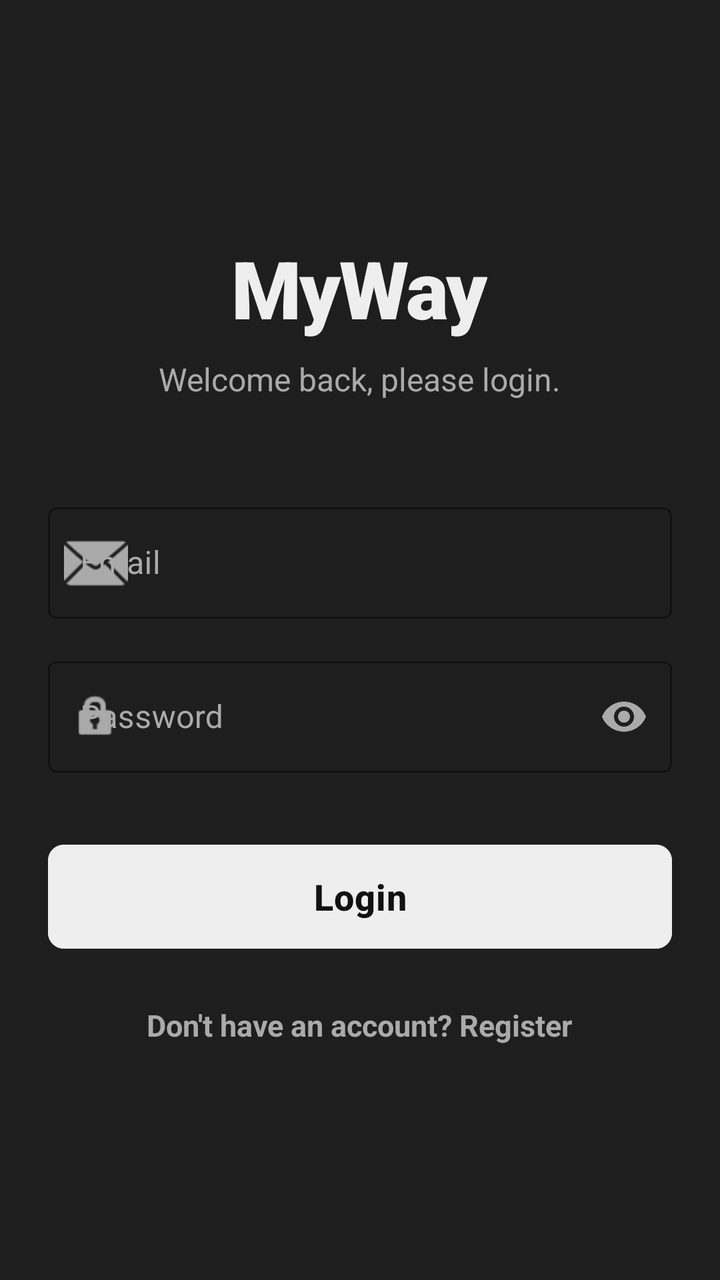
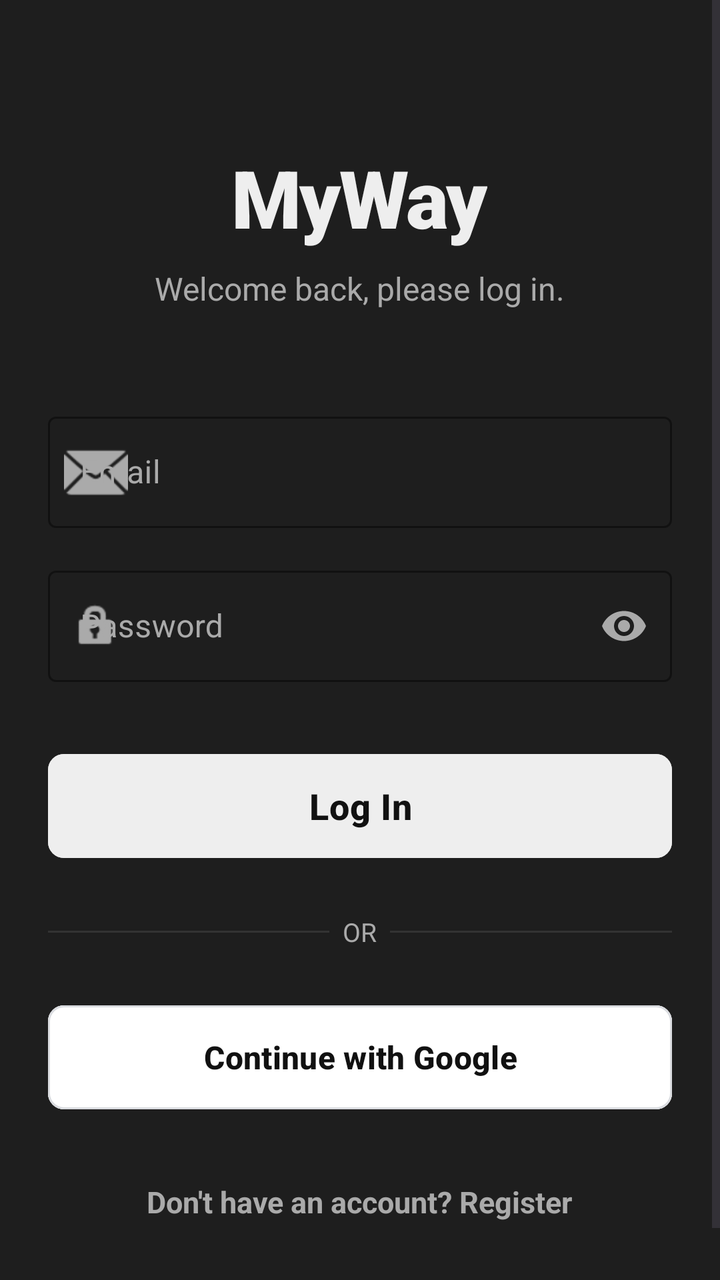

The first picture is an Android layout as it rendered before a commit; the second is the same layout after the commit. The layout source and the unified diff follow.
<!-- AndroidManifest.xml: application theme Theme.MyWay -->
<!-- res/layout/activity_login.xml -->
<?xml version="1.0" encoding="utf-8"?>
<LinearLayout xmlns:android="http://schemas.android.com/apk/res/android"
    xmlns:app="http://schemas.android.com/apk/res-auto"
    android:layout_width="match_parent"
    android:layout_height="match_parent"
    android:orientation="vertical"
    android:padding="24dp"
    android:gravity="center"
    android:background="@color/colorBackground">

    <TextView
        android:layout_width="wrap_content"
        android:layout_height="wrap_content"
        android:text="MyWay"
        android:textSize="40sp"
        android:textStyle="bold"
        android:textColor="@color/colorPrimaryText"
        android:fontFamily="sans-serif-black"
        android:letterSpacing="-0.02"
        android:layout_marginBottom="8dp"/>

    <TextView
        android:layout_width="wrap_content"
        android:layout_height="wrap_content"
        android:text="Welcome back, please login."
        android:textSize="16sp"
        android:textColor="@color/colorSecondaryText"
        android:layout_marginBottom="48dp"/>

    <com.google.android.material.textfield.TextInputLayout
        android:layout_width="match_parent"
        android:layout_height="wrap_content"
        android:hint="Email"
        style="@style/Widget.MaterialComponents.TextInputLayout.OutlinedBox"
        app:boxStrokeColor="@color/colorInputStroke"
        app:hintTextColor="@color/colorInputStroke"
        android:textColorHint="@color/colorInputHint"
        app:startIconDrawable="@android:drawable/ic_dialog_email"
        app:startIconTint="@color/colorInputHint"
        android:layout_marginBottom="16dp">

        <com.google.android.material.textfield.TextInputEditText
            android:id="@+id/etLoginEmail"
            android:layout_width="match_parent"
            android:layout_height="wrap_content"
            android:inputType="textEmailAddress"
            android:textColor="@color/colorPrimaryText"
            android:maxLines="1"/>
    </com.google.android.material.textfield.TextInputLayout>

    <com.google.android.material.textfield.TextInputLayout
        android:layout_width="match_parent"
        android:layout_height="wrap_content"
        android:hint="Password"
        style="@style/Widget.MaterialComponents.TextInputLayout.OutlinedBox"
        app:boxStrokeColor="@color/colorInputStroke"
        app:hintTextColor="@color/colorInputStroke"
        android:textColorHint="@color/colorInputHint"
        app:endIconMode="password_toggle"
        app:endIconTint="@color/colorInputHint"
        app:startIconDrawable="@android:drawable/ic_lock_idle_lock"
        app:startIconTint="@color/colorInputHint"
        android:layout_marginBottom="32dp">

        <com.google.android.material.textfield.TextInputEditText
            android:id="@+id/etLoginPassword"
            android:layout_width="match_parent"
            android:layout_height="wrap_content"
            android:inputType="textPassword"
            android:textColor="@color/colorPrimaryText"
            android:maxLines="1"/>
    </com.google.android.material.textfield.TextInputLayout>

    <com.google.android.material.button.MaterialButton
        android:id="@+id/btnLogin"
        android:layout_width="match_parent"
        android:layout_height="60dp"
        android:text="Login"
        android:textSize="18sp"
        android:textStyle="bold"
        android:textAllCaps="false"
        android:letterSpacing="0.02"
        app:cornerRadius="8dp"
        android:backgroundTint="@color/colorButton"
        android:textColor="@color/colorButtonText"
        android:layout_marginBottom="24dp"/>

    <TextView
        android:id="@+id/tvGoToRegister"
        android:layout_width="wrap_content"
        android:layout_height="wrap_content"
        android:text="Don't have an account? Register"
        android:textSize="15sp"
        android:textStyle="bold"
        android:textColor="@color/colorSecondaryText"/>

</LinearLayout>
<!-- resources referenced by this layout -->
<resources>
  <color name="colorBackground">#1E1E1E</color>
  <color name="colorButton">#EEEEEE</color>
  <color name="colorButtonText">#111111</color>
  <color name="colorInputHint">#AAAAAA</color>
  <color name="colorInputStroke">#AAAAAA</color>
  <color name="colorPrimaryText">#EEEEEE</color>
  <color name="colorSecondaryText">#AAAAAA</color>
  <style name="Theme.MyWay" parent="Theme.Material3.DayNight.NoActionBar">
      </style>
</resources>

<!-- the commit's change to res/layout/activity_login.xml (unified diff, before → after) -->
@@ -1,97 +1,147 @@
 <?xml version="1.0" encoding="utf-8"?>
-<LinearLayout xmlns:android="http://schemas.android.com/apk/res/android"
+<ScrollView xmlns:android="http://schemas.android.com/apk/res/android"
     xmlns:app="http://schemas.android.com/apk/res-auto"
     android:layout_width="match_parent"
     android:layout_height="match_parent"
-    android:orientation="vertical"
-    android:padding="24dp"
-    android:gravity="center"
+    android:fillViewport="true"
     android:background="@color/colorBackground">
 
-    <TextView
-        android:layout_width="wrap_content"
-        android:layout_height="wrap_content"
-        android:text="MyWay"
-        android:textSize="40sp"
-        android:textStyle="bold"
-        android:textColor="@color/colorPrimaryText"
-        android:fontFamily="sans-serif-black"
-        android:letterSpacing="-0.02"
-        android:layout_marginBottom="8dp"/>
-
-    <TextView
-        android:layout_width="wrap_content"
-        android:layout_height="wrap_content"
-        android:text="Welcome back, please login."
-        android:textSize="16sp"
-        android:textColor="@color/colorSecondaryText"
-        android:layout_marginBottom="48dp"/>
-
-    <com.google.android.material.textfield.TextInputLayout
+    <LinearLayout
         android:layout_width="match_parent"
         android:layout_height="wrap_content"
-        android:hint="Email"
-        style="@style/Widget.MaterialComponents.TextInputLayout.OutlinedBox"
-        app:boxStrokeColor="@color/colorInputStroke"
-        app:hintTextColor="@color/colorInputStroke"
-        android:textColorHint="@color/colorInputHint"
-        app:startIconDrawable="@android:drawable/ic_dialog_email"
-        app:startIconTint="@color/colorInputHint"
-        android:layout_marginBottom="16dp">
+        android:orientation="vertical"
+        android:padding="24dp"
+        android:gravity="center">
 
-        <com.google.android.material.textfield.TextInputEditText
-            android:id="@+id/etLoginEmail"
+        <TextView
+            android:layout_width="wrap_content"
+            android:layout_height="wrap_content"
+            android:text="MyWay"
+            android:textSize="40sp"
+            android:textStyle="bold"
+            android:textColor="@color/colorPrimaryText"
+            android:fontFamily="sans-serif-black"
+            android:letterSpacing="-0.02"
+            android:layout_marginTop="48dp"
+            android:layout_marginBottom="8dp"/>
+
+        <TextView
+            android:layout_width="wrap_content"
+            android:layout_height="wrap_content"
+            android:text="Welcome back, please log in."
+            android:textSize="16sp"
+            android:textColor="@color/colorSecondaryText"
+            android:layout_marginBottom="48dp"/>
+
+        <com.google.android.material.textfield.TextInputLayout
             android:layout_width="match_parent"
             android:layout_height="wrap_content"
-            android:inputType="textEmailAddress"
-            android:textColor="@color/colorPrimaryText"
-            android:maxLines="1"/>
-    </com.google.android.material.textfield.TextInputLayout>
+            android:hint="Email"
+            style="@style/Widget.MaterialComponents.TextInputLayout.OutlinedBox"
+            app:boxStrokeColor="@color/colorInputStroke"
+            app:hintTextColor="@color/colorInputStroke"
+            android:textColorHint="@color/colorInputHint"
+            app:startIconDrawable="@android:drawable/ic_dialog_email"
+            app:startIconTint="@color/colorInputHint"
+            android:layout_marginBottom="16dp">
 
-    <com.google.android.material.textfield.TextInputLayout
-        android:layout_width="match_parent"
-        android:layout_height="wrap_content"
-        android:hint="Password"
-        style="@style/Widget.MaterialComponents.TextInputLayout.OutlinedBox"
-        app:boxStrokeColor="@color/colorInputStroke"
-        app:hintTextColor="@color/colorInputStroke"
-        android:textColorHint="@color/colorInputHint"
-        app:endIconMode="password_toggle"
-        app:endIconTint="@color/colorInputHint"
-        app:startIconDrawable="@android:drawable/ic_lock_idle_lock"
-        app:startIconTint="@color/colorInputHint"
-        android:layout_marginBottom="32dp">
+            <com.google.android.material.textfield.TextInputEditText
+                android:id="@+id/etLoginEmail"
+                android:layout_width="match_parent"
+                android:layout_height="wrap_content"
+                android:inputType="textEmailAddress"
+                android:textColor="@color/colorPrimaryText"
+                android:maxLines="1"/>
+        </com.google.android.material.textfield.TextInputLayout>
 
-        <com.google.android.material.textfield.TextInputEditText
-            android:id="@+id/etLoginPassword"
+        <com.google.android.material.textfield.TextInputLayout
             android:layout_width="match_parent"
             android:layout_height="wrap_content"
-            android:inputType="textPassword"
-            android:textColor="@color/colorPrimaryText"
-            android:maxLines="1"/>
-    </com.google.android.material.textfield.TextInputLayout>
+            android:hint="Password"
+            style="@style/Widget.MaterialComponents.TextInputLayout.OutlinedBox"
+            app:boxStrokeColor="@color/colorInputStroke"
+            app:hintTextColor="@color/colorInputStroke"
+            android:textColorHint="@color/colorInputHint"
+            app:endIconMode="password_toggle"
+            app:endIconTint="@color/colorInputHint"
+            app:startIconDrawable="@android:drawable/ic_lock_idle_lock"
+            app:startIconTint="@color/colorInputHint"
+            android:layout_marginBottom="32dp">
 
-    <com.google.android.material.button.MaterialButton
-        android:id="@+id/btnLogin"
-        android:layout_width="match_parent"
-        android:layout_height="60dp"
-        android:text="Login"
-        android:textSize="18sp"
-        android:textStyle="bold"
-        android:textAllCaps="false"
-        android:letterSpacing="0.02"
-        app:cornerRadius="8dp"
-        android:backgroundTint="@color/colorButton"
-        android:textColor="@color/colorButtonText"
-        android:layout_marginBottom="24dp"/>
+            <com.google.android.material.textfield.TextInputEditText
+                android:id="@+id/etLoginPassword"
+                android:layout_width="match_parent"
+                android:layout_height="wrap_content"
+                android:inputType="textPassword"
+                android:textColor="@color/colorPrimaryText"
+                android:maxLines="1"/>
+        </com.google.android.material.textfield.TextInputLayout>
 
-    <TextView
-        android:id="@+id/tvGoToRegister"
-        android:layout_width="wrap_content"
-        android:layout_height="wrap_content"
-        android:text="Don't have an account? Register"
-        android:textSize="15sp"
-        android:textStyle="bold"
-        android:textColor="@color/colorSecondaryText"/>
+        <com.google.android.material.button.MaterialButton
+            android:id="@+id/btnLogin"
+            android:layout_width="match_parent"
+            android:layout_height="60dp"
+            android:text="Log In"
+            android:textSize="18sp"
+            android:textStyle="bold"
+            android:textAllCaps="false"
+            android:letterSpacing="0.02"
+            app:cornerRadius="8dp"
+            android:backgroundTint="@color/colorButton"
+            android:textColor="@color/colorButtonText"
+            android:layout_marginBottom="24dp"/>
 
-</LinearLayout>
+        <LinearLayout
+            android:layout_width="match_parent"
+            android:layout_height="wrap_content"
+            android:orientation="horizontal"
+            android:gravity="center_vertical"
+            android:layout_marginBottom="24dp">
+
+            <View
+                android:layout_width="0dp"
+                android:layout_height="1dp"
+                android:layout_weight="1"
+                android:background="@color/colorDivider"/>
+
+            <TextView
+                android:layout_width="wrap_content"
+                android:layout_height="wrap_content"
+                android:text="  OR  "
+                android:textColor="@color/colorSecondaryText"
+                android:textSize="13sp"/>
+
+            <View
+                android:layout_width="0dp"
+                android:layout_height="1dp"
+                android:layout_weight="1"
+                android:background="@color/colorDivider"/>
+        </LinearLayout>
+
+        <com.google.android.material.button.MaterialButton
+            android:id="@+id/btnGoogleSignIn"
+            android:layout_width="match_parent"
+            android:layout_height="60dp"
+            android:text="Continue with Google"
+            android:textSize="16sp"
+            android:textStyle="bold"
+            android:textAllCaps="false"
+            android:textColor="#111111"
+            app:cornerRadius="8dp"
+            android:backgroundTint="#FFFFFF"
+            app:strokeColor="#DADCE0"
+            app:strokeWidth="1dp"
+            android:layout_marginBottom="32dp"/>
+
+        <TextView
+            android:id="@+id/tvGoToRegister"
+            android:layout_width="wrap_content"
+            android:layout_height="wrap_content"
+            android:text="Don't have an account? Register"
+            android:textSize="15sp"
+            android:textStyle="bold"
+            android:textColor="@color/colorSecondaryText"
+            android:layout_marginBottom="32dp"/>
+
+    </LinearLayout>
+</ScrollView>
<!-- resource entries referenced after the edit -->
@@ -3,6 +3,7 @@
   <color name="colorBackground">#1E1E1E</color>
   <color name="colorButton">#EEEEEE</color>
   <color name="colorButtonText">#111111</color>
+  <color name="colorDivider">#333333</color>
   <color name="colorInputHint">#AAAAAA</color>
   <color name="colorInputStroke">#AAAAAA</color>
   <color name="colorPrimaryText">#EEEEEE</color>
